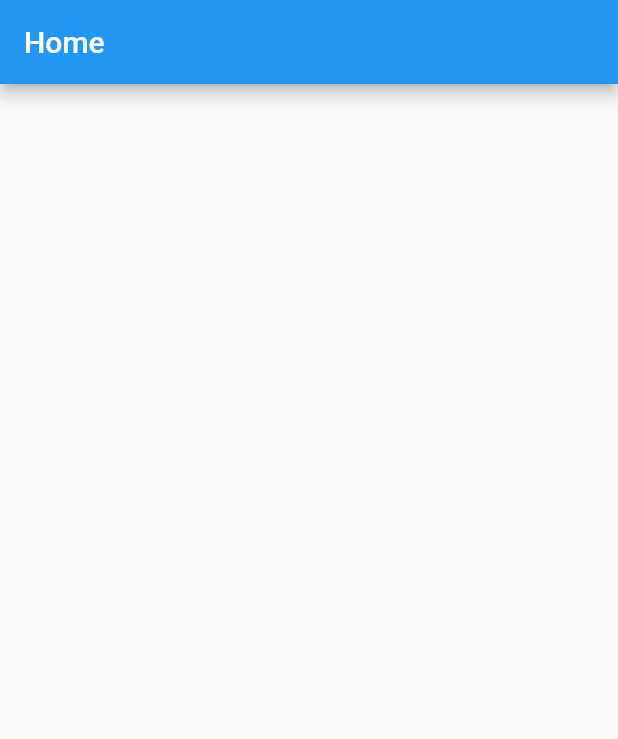
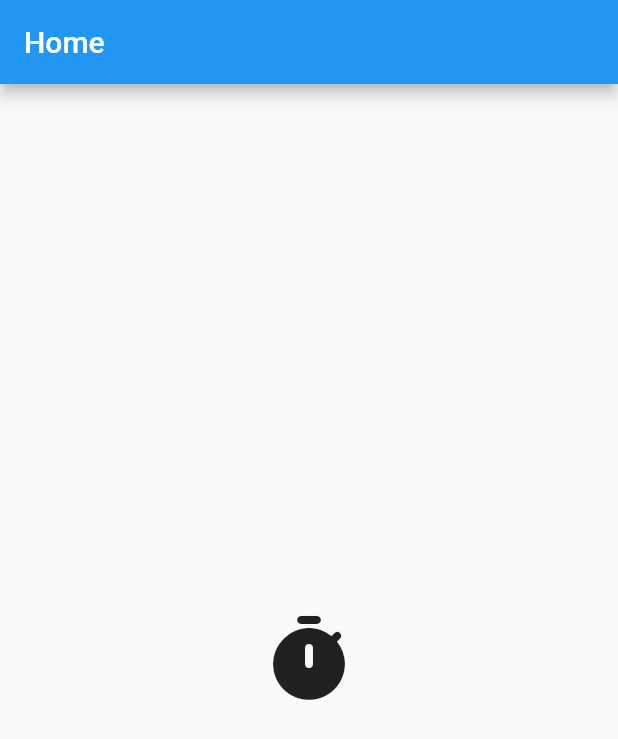
Before and after one commit to victorwallsten/chronokoll, a Flutter app: the screen it shows after launch, on a phone screen of 412 x 824 dp. Shown: the top 739 px of the screen. Run offline on Flutter 3.47's test engine with Material 2 defaults, Android fonts, the phone set to English and light mode, and no system bars.

Commit message:
Add navigation

```diff
--- a/lib/main.dart
+++ b/lib/main.dart
@@ -1,5 +1,6 @@
 import 'package:flutter/material.dart';
 import 'src/home_page.dart';
+import 'src/timer_page.dart';
 
 void main() {
   runApp(const Chronokoll());
@@ -16,7 +17,11 @@ class Chronokoll extends StatelessWidget {
       theme: ThemeData.light(),
       darkTheme: ThemeData.dark(),
       themeMode: ThemeMode.system,
-      home: const HomePage(),
+      initialRoute: '/',
+      routes: {
+        '/': (context) => const HomePage(),
+        '/timer': (context) => const TimerPage(),
+      },
     );
   }
 }
--- a/lib/src/home_page.dart
+++ b/lib/src/home_page.dart
@@ -14,6 +14,13 @@ class _HomePageState extends State<HomePage> {
       appBar: AppBar(
         title: const Text('Home'),
       ),
+      body: Center(
+        child: IconButton(
+          iconSize: 64.0,
+          onPressed: () { Navigator.pushNamed(context, '/timer');},
+          icon: const Icon(Icons.timer_rounded),
+        ),
+      ),
     );
   }
 }
```
